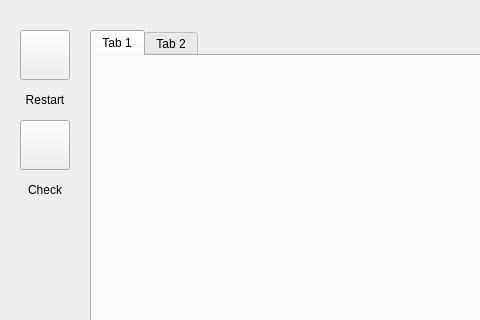
This is eventguard.ui in BHNamSSD/EventGuard as Qt 5 draws it before an edit; both pictures show x 0 to 480 and y 0 to 320 of the 650 by 600 pixel window. The edited form follows.
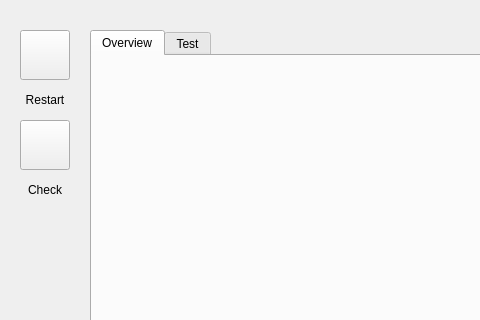
This is the edited form. The open tabs and pages were chosen to show the change. Icons and pictures are not drawn.

Commit message: update app EventGuard: write log

Diff of the .ui file:
```diff
--- a/eventguard.ui
+++ b/eventguard.ui
@@ -91,12 +91,12 @@
     </property>
     <widget class="QWidget" name="main">
      <attribute name="title">
-      <string>Tab 1</string>
+      <string>Overview</string>
      </attribute>
     </widget>
     <widget class="QWidget" name="check">
      <attribute name="title">
-      <string>Tab 2</string>
+      <string>Test</string>
      </attribute>
     </widget>
    </widget>
```
Left out of the diff: 20 changed lines with no effect on the pictures. The commit also changes 2 other files.
